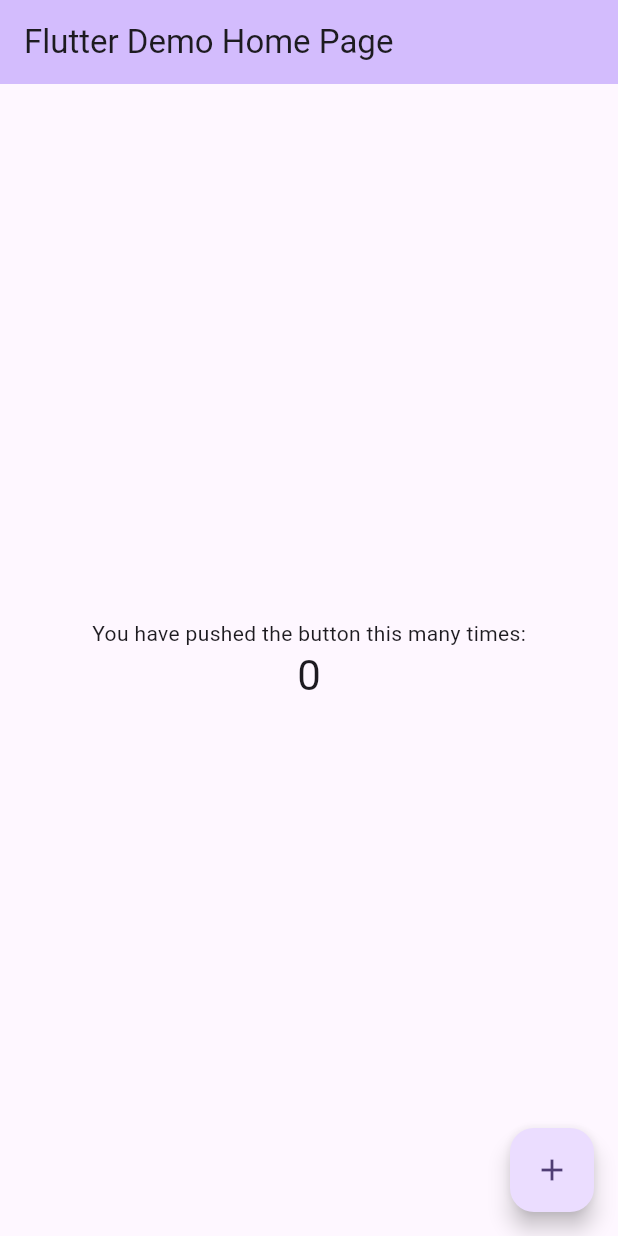
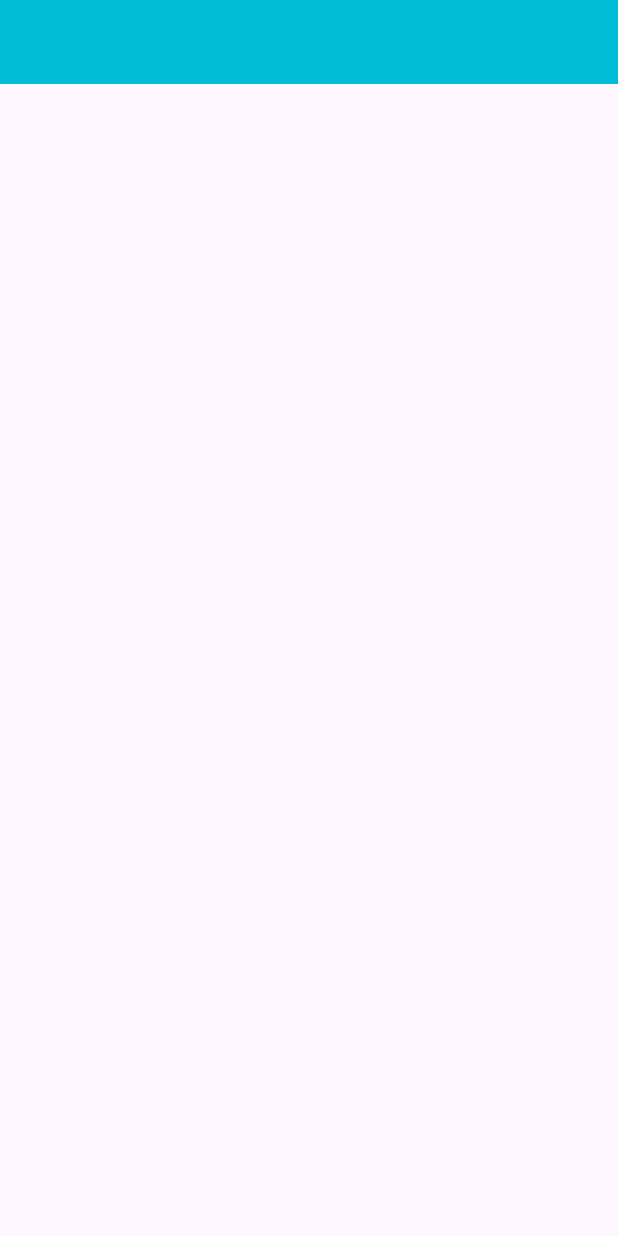
Before and after one commit to HANNN-YOLO/booking-doctor, a Flutter app: the screen it shows after launch, on a phone screen of 412 x 824 dp. Run offline on Flutter 3.47's test engine with Material 3 defaults, Android fonts, the phone set to English and light mode, and no system bars.

Commit message:
Penyesuaaian kedua

```diff
--- a/lib/main.dart
+++ b/lib/main.dart
@@ -1,122 +1,13 @@
 import 'package:flutter/material.dart';
+import 'tampilan.dart';
 
 void main() {
-  runApp(const MyApp());
+  runApp(MyApp());
 }
 
 class MyApp extends StatelessWidget {
-  const MyApp({super.key});
-
-  // This widget is the root of your application.
   @override
   Widget build(BuildContext context) {
-    return MaterialApp(
-      title: 'Flutter Demo',
-      theme: ThemeData(
-        // This is the theme of your application.
-        //
-        // TRY THIS: Try running your application with "flutter run". You'll see
-        // the application has a purple toolbar. Then, without quitting the app,
-        // try changing the seedColor in the colorScheme below to Colors.green
-        // and then invoke "hot reload" (save your changes or press the "hot
-        // reload" button in a Flutter-supported IDE, or press "r" if you used
-        // the command line to start the app).
-        //
-        // Notice that the counter didn't reset back to zero; the application
-        // state is not lost during the reload. To reset the state, use hot
-        // restart instead.
-        //
-        // This works for code too, not just values: Most code changes can be
-        // tested with just a hot reload.
-        colorScheme: ColorScheme.fromSeed(seedColor: Colors.deepPurple),
-      ),
-      home: const MyHomePage(title: 'Flutter Demo Home Page'),
-    );
+    return MaterialApp(debugShowCheckedModeBanner: false, home: Tampilan());
   }
 }
-
-class MyHomePage extends StatefulWidget {
-  const MyHomePage({super.key, required this.title});
-
-  // This widget is the home page of your application. It is stateful, meaning
-  // that it has a State object (defined below) that contains fields that affect
-  // how it looks.
-
-  // This class is the configuration for the state. It holds the values (in this
-  // case the title) provided by the parent (in this case the App widget) and
-  // used by the build method of the State. Fields in a Widget subclass are
-  // always marked "final".
-
-  final String title;
-
-  @override
-  State<MyHomePage> createState() => _MyHomePageState();
-}
-
-class _MyHomePageState extends State<MyHomePage> {
-  int _counter = 0;
-
-  void _incrementCounter() {
-    setState(() {
-      // This call to setState tells the Flutter framework that something has
-      // changed in this State, which causes it to rerun the build method below
-      // so that the display can reflect the updated values. If we changed
-      // _counter without calling setState(), then the build method would not be
-      // called again, and so nothing would appear to happen.
-      _counter++;
-    });
-  }
-
-  @override
-  Widget build(BuildContext context) {
-    // This method is rerun every time setState is called, for instance as done
-    // by the _incrementCounter method above.
-    //
-    // The Flutter framework has been optimized to make rerunning build methods
-    // fast, so that you can just rebuild anything that needs updating rather
-    // than having to individually change instances of widgets.
-    return Scaffold(
-      appBar: AppBar(
-        // TRY THIS: Try changing the color here to a specific color (to
-        // Colors.amber, perhaps?) and trigger a hot reload to see the AppBar
-        // change color while the other colors stay the same.
-        backgroundColor: Theme.of(context).colorScheme.inversePrimary,
-        // Here we take the value from the MyHomePage object that was created by
-        // the App.build method, and use it to set our appbar title.
-        title: Text(widget.title),
-      ),
-      body: Center(
-        // Center is a layout widget. It takes a single child and positions it
-        // in the middle of the parent.
-        child: Column(
-          // Column is also a layout widget. It takes a list of children and
-          // arranges them vertically. By default, it sizes itself to fit its
-          // children horizontally, and tries to be as tall as its parent.
-          //
-          // Column has various properties to control how it sizes itself and
-          // how it positions its children. Here we use mainAxisAlignment to
-          // center the children vertically; the main axis here is the vertical
-          // axis because Columns are vertical (the cross axis would be
-          // horizontal).
-          //
-          // TRY THIS: Invoke "debug painting" (choose the "Toggle Debug Paint"
-          // action in the IDE, or press "p" in the console), to see the
-          // wireframe for each widget.
-          mainAxisAlignment: MainAxisAlignment.center,
-          children: <Widget>[
-            const Text('You have pushed the button this many times:'),
-            Text(
-              '$_counter',
-              style: Theme.of(context).textTheme.headlineMedium,
-            ),
-          ],
-        ),
-      ),
-      floatingActionButton: FloatingActionButton(
-        onPressed: _incrementCounter,
-        tooltip: 'Increment',
-        child: const Icon(Icons.add),
-      ), // This trailing comma makes auto-formatting nicer for build methods.
-    );
-  }
-}
--- /dev/null
+++ b/lib/tampilan.dart
@@ -0,0 +1,9 @@
+import 'package:flutter/material.dart';
+
+class Tampilan extends StatelessWidget {
+  @override
+  Widget build(BuildContext context) {
+    // TODO: implement build
+    return Scaffold(appBar: AppBar(backgroundColor: Colors.cyan));
+  }
+}
```
Also changed, not shown: 1 other file.
